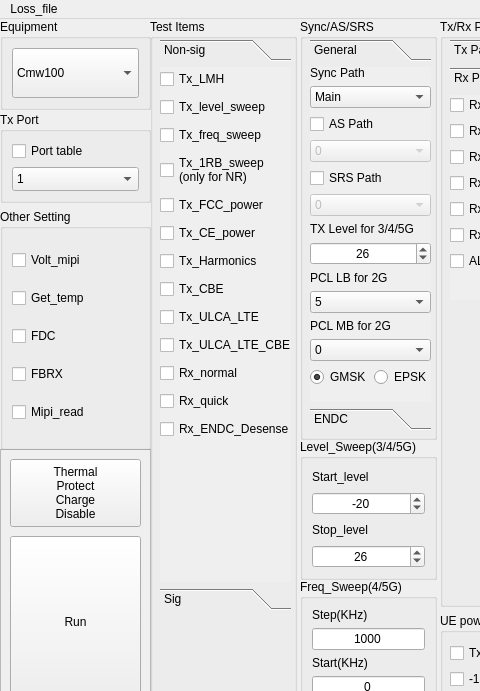
This is ui/mega_v2_5.ui in d1658999/pyside_learning_2024 as Qt 5 draws it before an edit; both pictures show x 0 to 480 and y 0 to 691 of the 1491 by 790 pixel window. The edited form follows.
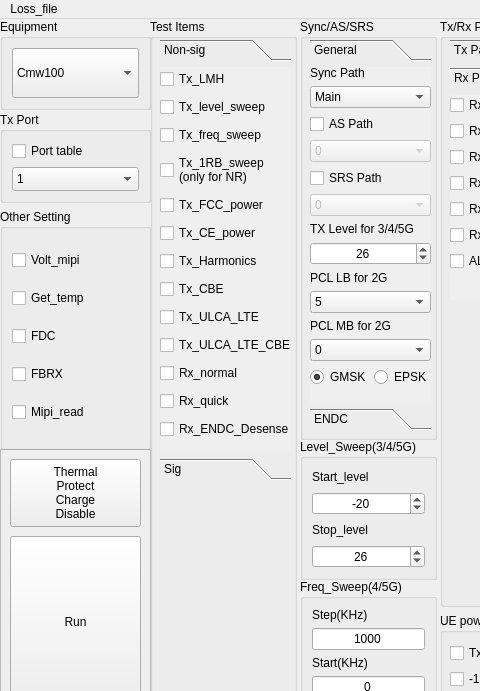
This is the edited form. Icons and pictures are not drawn.

Diff of the .ui file:
```diff
--- a/ui/mega_v2_5.ui
+++ b/ui/mega_v2_5.ui
@@ -1410,7 +1410,7 @@
        <x>10</x>
        <y>20</y>
        <width>131</width>
-       <height>571</height>
+       <height>441</height>
       </rect>
      </property>
      <property name="currentIndex">
@@ -1422,7 +1422,7 @@
         <x>0</x>
         <y>0</y>
         <width>131</width>
-        <height>511</height>
+        <height>381</height>
        </rect>
       </property>
       <attribute name="label">
```
